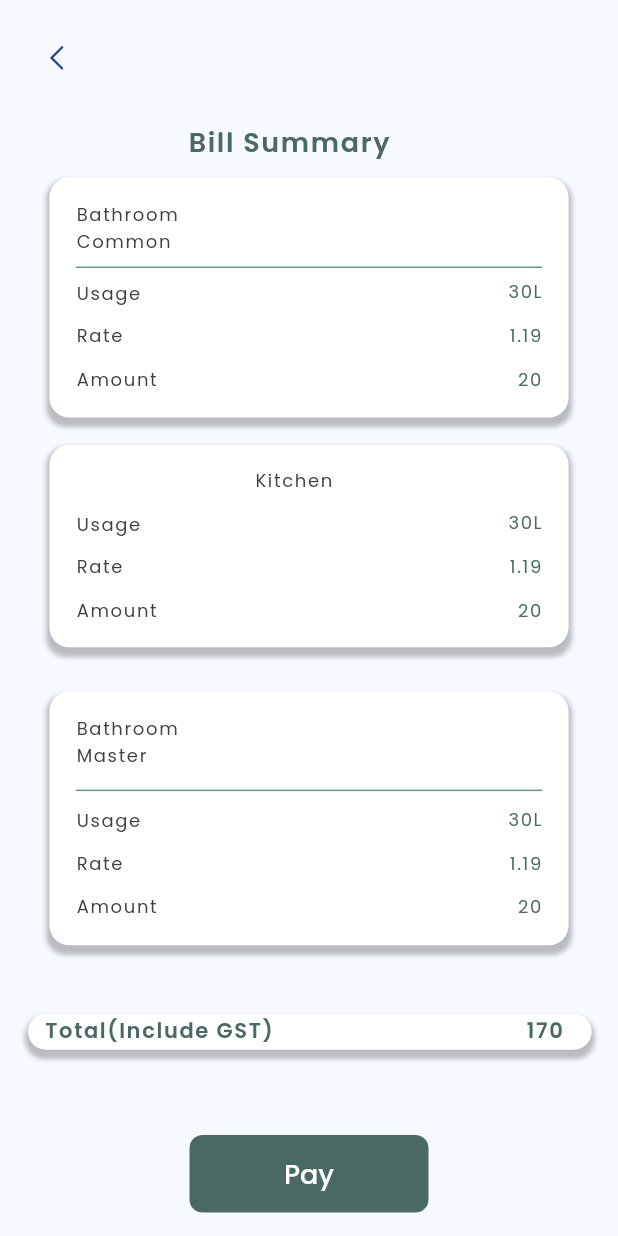
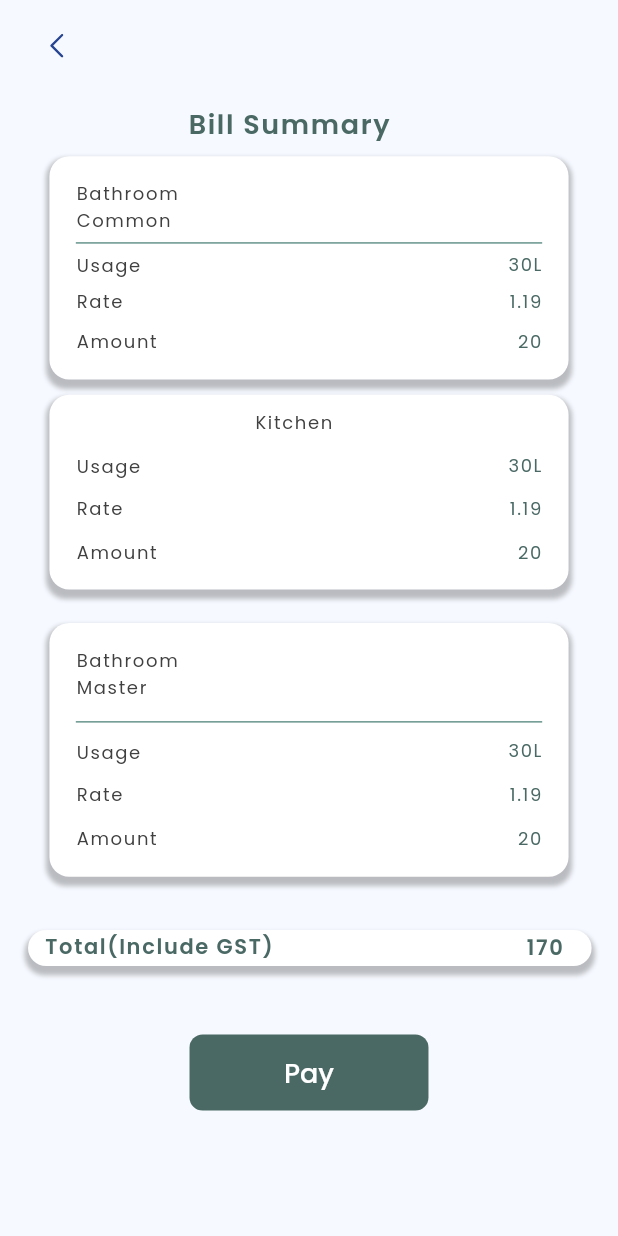
Before and after one commit to kathrynsun77/waterwise, a Flutter app: the ViewBillScreen screen opened by its route, on a phone screen of 412 x 824 dp. Run offline on Flutter 3.47's test engine with Material 2 defaults, Android fonts, the phone set to English and light mode, and no system bars; our stand-ins replace bottom_navy_bar, cached_network_image, flutter_svg, pin_code_fields; missing offline and left inert: mysql1.

Commit message:
Rapihin halaman View Bill

```diff
--- a/lib/ui/view_bill_screen/view_bill_screen.dart
+++ b/lib/ui/view_bill_screen/view_bill_screen.dart
@@ -22,7 +22,7 @@ class _ViewBillScreenState extends State <ViewBillScreen> {
             resizeToAvoidBottomInset: false,
             body: Container(
                 width: double.maxFinite,
-                padding: getPadding(left: 16, top: 30, right: 16, bottom: 30),
+                padding: getPadding(left: 16, top: 22, right: 16, bottom: 20),
                 child: Column(
                     mainAxisAlignment: MainAxisAlignment.start,
                     children: [
@@ -38,7 +38,7 @@ class _ViewBillScreenState extends State <ViewBillScreen> {
                       Align(
                           alignment: Alignment.centerLeft,
                           child: Padding(
-                              padding: getPadding(left: 98, top: 34),
+                              padding: getPadding(left: 98, top: 30),
                               child: Text("Bill Summary",
                                   overflow: TextOverflow.ellipsis,
                                   textAlign: TextAlign.left,
@@ -48,7 +48,7 @@ class _ViewBillScreenState extends State <ViewBillScreen> {
                                       letterSpacing:
                                       getHorizontalSize(1.0))))),
                       Container(
-                          margin: getMargin(left: 14, top: 10, right: 14),
+                          margin: getMargin(left: 14, top: 8, right: 14),
                           padding: getPadding(all: 16),
                           decoration: AppDecoration.outlineBlack9003f.copyWith(
                               borderRadius: BorderRadiusStyle.roundedBorder12),
@@ -58,7 +58,7 @@ class _ViewBillScreenState extends State <ViewBillScreen> {
                               mainAxisAlignment: MainAxisAlignment.start,
                               children: [
                                 Container(
-                                    width: getHorizontalSize(66),
+                                    width: getHorizontalSize(64),
                                     child: Text("Bathroom Common",
                                         maxLines: null,
                                         textAlign: TextAlign.left,
@@ -68,13 +68,13 @@ class _ViewBillScreenState extends State <ViewBillScreen> {
                                             letterSpacing:
                                             getHorizontalSize(1.0)))),
                                 Padding(
-                                    padding: getPadding(top: 7),
+                                    padding: getPadding(top: 5),
                                     child: Divider(
                                         height: getVerticalSize(1),
                                         thickness: getVerticalSize(1),
                                         color: ColorConstant.blueGray40001)),
                                 Padding(
-                                    padding: getPadding(top: 7),
+                                    padding: getPadding(top: 5),
                                     child: Row(
                                         mainAxisAlignment:
                                         MainAxisAlignment.spaceBetween,
@@ -105,7 +105,7 @@ class _ViewBillScreenState extends State <ViewBillScreen> {
                                                           1.0))))
                                         ])),
                                 Padding(
-                                    padding: getPadding(top: 10),
+                                    padding: getPadding(top: 6),
                                     child: Row(
                                         mainAxisAlignment:
                                         MainAxisAlignment.spaceBetween,
@@ -130,7 +130,7 @@ class _ViewBillScreenState extends State <ViewBillScreen> {
                                                       1.0)))
                                         ])),
                                 Padding(
-                                    padding: getPadding(top: 11),
+                                    padding: getPadding(top: 8),
                                     child: Row(
                                         mainAxisAlignment:
                                         MainAxisAlignment.spaceBetween,
@@ -156,9 +156,10 @@ class _ViewBillScreenState extends State <ViewBillScreen> {
                                         ]))
                               ])),
                       Container(
-                          margin: getMargin(left: 14, top: 18, right: 14),
+                        //posisi table Kitchen
+                          margin: getMargin(left: 14, top: 10, right: 14),
                           padding: getPadding(
-                              left: 16, top: 15, right: 16, bottom: 15),
+                              left: 16, top: 10, right: 16, bottom: 15),
                           decoration: AppDecoration.outlineBlack9003f.copyWith(
                               borderRadius: BorderRadiusStyle.roundedBorder12),
                           child: Column(
@@ -258,7 +259,7 @@ class _ViewBillScreenState extends State <ViewBillScreen> {
                                         ]))
                               ])),
                       Container(
-                          margin: getMargin(left: 14, top: 29, right: 14),
+                          margin: getMargin(left: 14, top: 22, right: 14),
                           padding: getPadding(all: 16),
                           decoration: AppDecoration.outlineBlack9003f.copyWith(
                               borderRadius: BorderRadiusStyle.roundedBorder12),
@@ -268,7 +269,7 @@ class _ViewBillScreenState extends State <ViewBillScreen> {
                               mainAxisAlignment: MainAxisAlignment.start,
                               children: [
                                 Container(
-                                    width: getHorizontalSize(66),
+                                    width: getHorizontalSize(65),
                                     child: Text("Bathroom Master",
                                         maxLines: null,
                                         textAlign: TextAlign.left,
@@ -366,7 +367,7 @@ class _ViewBillScreenState extends State <ViewBillScreen> {
                                         ]))
                               ])),
                       Container(
-                          margin: getMargin(left: 1, top: 45, bottom: 5),
+                          margin: getMargin(left: 1, top: 35, bottom: 5),
                           padding: getPadding(
                               left: 10, top: 1, right: 10, bottom: 1),
                           decoration: AppDecoration.outlineBlack9003f.copyWith(
@@ -396,10 +397,10 @@ class _ViewBillScreenState extends State <ViewBillScreen> {
                                             getHorizontalSize(1.0))))
                               ])),
                       CustomButton(
-                          height: getVerticalSize(51),
+                          height: getVerticalSize(50),
                           width: getHorizontalSize(145),
                           text: "Pay",
-                          margin: getMargin(top: 51, bottom: 5),
+                          margin: getMargin(top: 40, bottom: 6),
                           alignment: Alignment.center),
                     ]))));
   }
```
